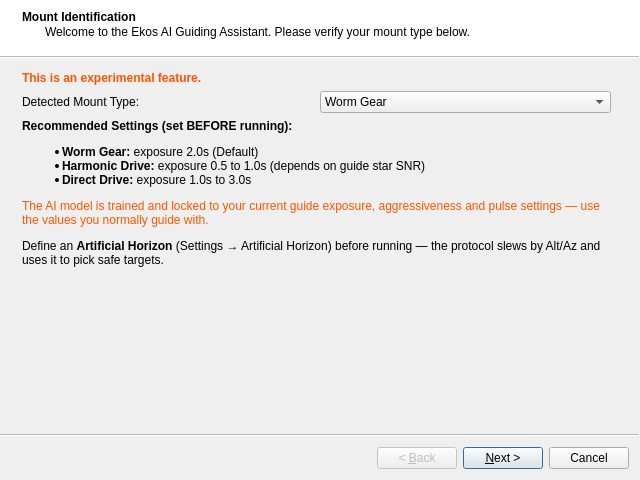
Qt form kstars/ekos/guide/aiguidewizard.ui (KDE/kstars) before a commit.
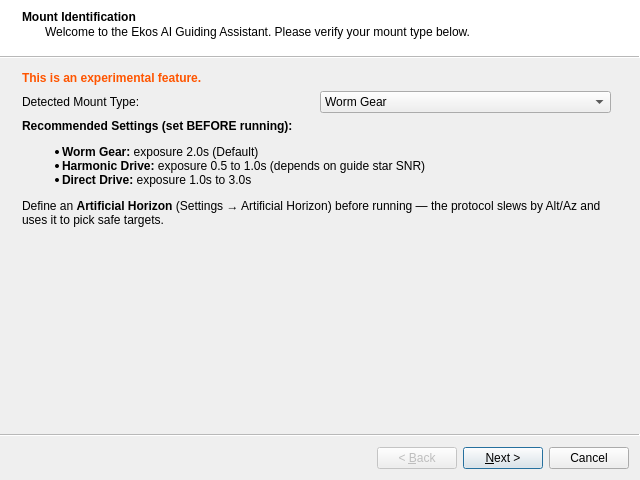
The same form after that commit. Icons and pictures are not drawn.

Commit message: Add PID Autotune message to the dialog

```diff
--- a/kstars/ekos/guide/aiguidewizard.ui
+++ b/kstars/ekos/guide/aiguidewizard.ui
@@ -74,7 +74,17 @@
     <item>
      <widget class="QLabel" name="exposureLabel">
       <property name="text">
-       <string>&lt;html&gt;&lt;head/&gt;&lt;body&gt;&lt;p&gt;&lt;span style=&quot; font-weight:600;&quot;&gt;Recommended Settings (set BEFORE running):&lt;/span&gt;&lt;/p&gt;&lt;ul&gt;&lt;li&gt;&lt;span style=&quot; font-weight:600;&quot;&gt;Worm Gear:&lt;/span&gt; exposure 2.0s (Default)&lt;/li&gt;&lt;li&gt;&lt;span style=&quot; font-weight:600;&quot;&gt;Harmonic Drive:&lt;/span&gt; exposure 0.5 to 1.0s (depends on guide star SNR)&lt;/li&gt;&lt;li&gt;&lt;span style=&quot; font-weight:600;&quot;&gt;Direct Drive:&lt;/span&gt; exposure 1.0s to 3.0s&lt;/li&gt;&lt;/ul&gt;&lt;p&gt;&lt;span style=&quot; color:#ff5500;&quot;&gt;The AI model is trained and locked to your current guide exposure, aggressiveness and pulse settings — use the values you normally guide with.&lt;/span&gt;&lt;/p&gt;&lt;p&gt;Define an &lt;span style=&quot; font-weight:600;&quot;&gt;Artificial Horizon&lt;/span&gt; (Settings → Artificial Horizon) before running — the protocol slews by Alt/Az and uses it to pick safe targets.&lt;/p&gt;&lt;/body&gt;&lt;/html&gt;</string>
+       <string>&lt;html&gt;&lt;head/&gt;&lt;body&gt;&lt;p&gt;&lt;span style=&quot; font-weight:600;&quot;&gt;Recommended Settings (set BEFORE running):&lt;/span&gt;&lt;/p&gt;&lt;ul&gt;&lt;li&gt;&lt;span style=&quot; font-weight:600;&quot;&gt;Worm Gear:&lt;/span&gt; exposure 2.0s (Default)&lt;/li&gt;&lt;li&gt;&lt;span style=&quot; font-weight:600;&quot;&gt;Harmonic Drive:&lt;/span&gt; exposure 0.5 to 1.0s (depends on guide star SNR)&lt;/li&gt;&lt;li&gt;&lt;span style=&quot; font-weight:600;&quot;&gt;Direct Drive:&lt;/span&gt; exposure 1.0s to 3.0s&lt;/li&gt;&lt;/ul&gt;&lt;p&gt;Define an &lt;span style=&quot; font-weight:600;&quot;&gt;Artificial Horizon&lt;/span&gt; (Settings → Artificial Horizon) before running — the protocol slews by Alt/Az and uses it to pick safe targets.&lt;/p&gt;&lt;/body&gt;&lt;/html&gt;</string>
+      </property>
+      <property name="wordWrap">
+       <bool>true</bool>
+      </property>
+     </widget>
+    </item>
+    <item>
+     <widget class="QLabel" name="lockedSettingsLabel">
+      <property name="text">
+       <string/>
       </property>
       <property name="wordWrap">
        <bool>true</bool>
```
The commit also changes 3 other files.
